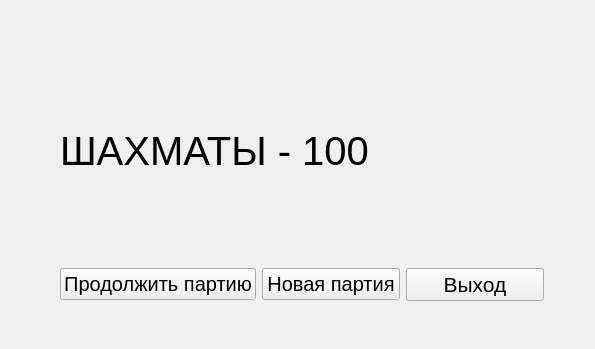
First picture: the form in mainwindow.ui, repository ikotyurg/chess100, before the edit.
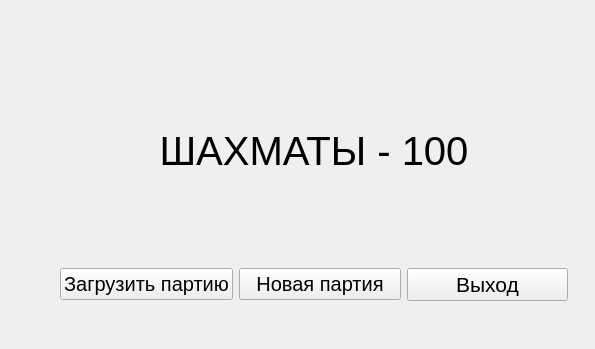
Second picture: the form after the edit. Icons and pictures are not drawn.

```diff
--- a/mainwindow.ui
+++ b/mainwindow.ui
@@ -18,7 +18,7 @@
     <rect>
      <x>60</x>
      <y>40</y>
-     <width>484</width>
+     <width>508</width>
      <height>261</height>
     </rect>
    </property>
@@ -31,7 +31,7 @@
        </font>
       </property>
       <property name="text">
-       <string>ШАХМАТЫ - 100</string>
+       <string>&lt;html&gt;&lt;head/&gt;&lt;body&gt;&lt;p align=&quot;center&quot;&gt;&lt;img src=&quot;:/img/img/king-white.png&quot;/&gt;ШАХМАТЫ - 100&lt;img src=&quot;:/img/img/king-black.png&quot;/&gt;&lt;/p&gt;&lt;/body&gt;&lt;/html&gt;</string>
       </property>
      </widget>
     </item>
@@ -45,7 +45,11 @@
          </font>
         </property>
         <property name="text">
-         <string>Продолжить партию</string>
+         <string>Загрузить партию</string>
+        </property>
+        <property name="icon">
+         <iconset resource="res.qrc">
+          <normaloff>:/img/icons/Open_game.png</normaloff>:/img/icons/Open_game.png</iconset>
         </property>
        </widget>
       </item>
@@ -68,6 +72,9 @@
           <pointsize>16</pointsize>
          </font>
         </property>
+        <property name="styleSheet">
+         <string notr="true"/>
+        </property>
         <property name="text">
          <string>Выход</string>
         </property>
```
Left out of the diff: 12 changed lines with no effect on the pictures.
